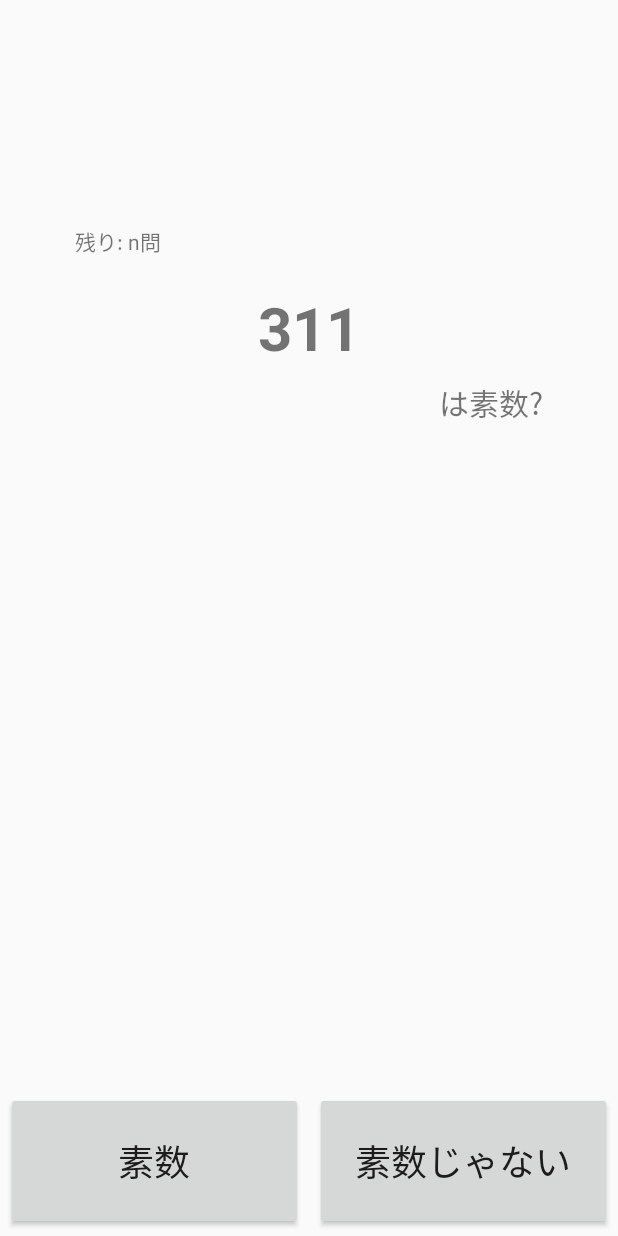
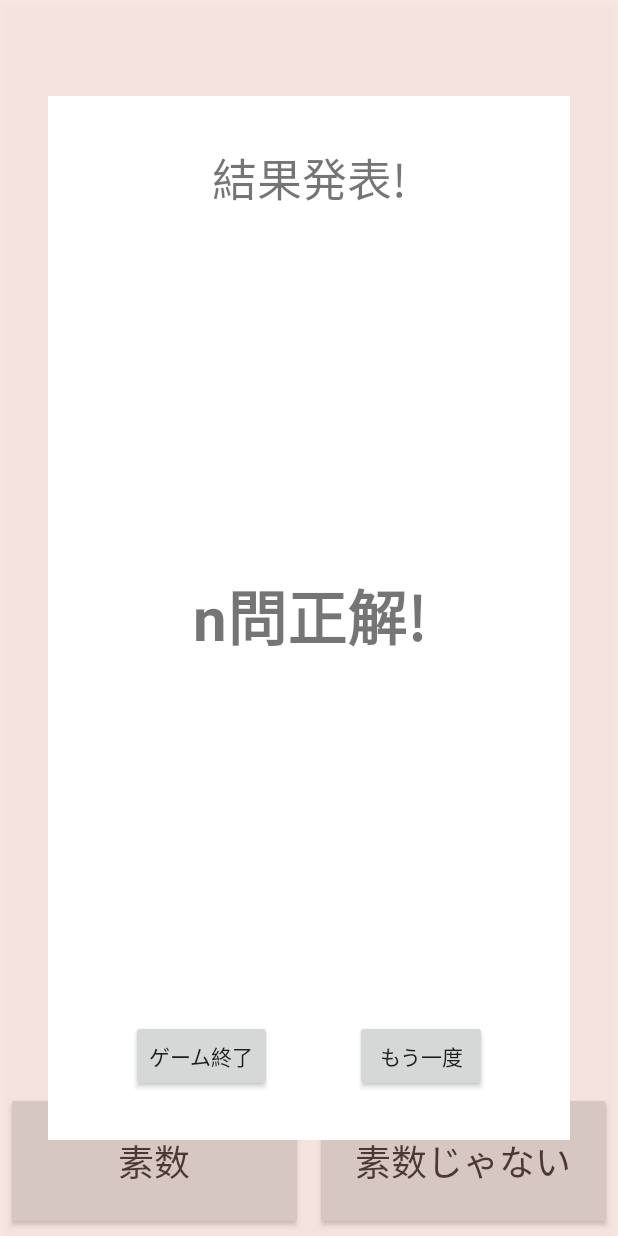
Before and after one commit to mona-apk/LiT-Application, an Android app: the layout activity_main.xml on its own in the app's theme, with its tools: preview values and no code run, on a phone screen of 412 x 824 dp. Run offline under Robolectric (Android 15) with nearby library versions, the light colour scheme and no system bars.

Commit message:
prime-style/feat: ゲームレイアウトの調整/ゲーム終了ボタンの追加

```diff
--- a/primequize/src/main/res/layout/activity_main.xml
+++ b/primequize/src/main/res/layout/activity_main.xml
@@ -72,7 +72,7 @@
         android:layout_height="match_parent"
         android:background="#33FFAB91"
         android:elevation="4dp"
-        android:visibility="gone"
+        android:visibility="visible"
         app:layout_constraintBottom_toBottomOf="parent"
         app:layout_constraintEnd_toEndOf="parent"
         app:layout_constraintStart_toStartOf="parent"
@@ -99,7 +99,8 @@
                 android:text="もう一度"
                 app:layout_constraintBottom_toBottomOf="parent"
                 app:layout_constraintEnd_toEndOf="parent"
-                app:layout_constraintStart_toStartOf="parent" />
+                app:layout_constraintHorizontal_bias="0.5"
+                app:layout_constraintStart_toEndOf="@+id/endButton" />
 
             <TextView
                 android:id="@+id/resultTV"
@@ -123,6 +124,17 @@
                 app:layout_constraintEnd_toEndOf="parent"
                 app:layout_constraintStart_toStartOf="parent"
                 app:layout_constraintTop_toBottomOf="@+id/resultTV" />
+
+            <Button
+                android:id="@+id/endButton"
+                android:layout_width="wrap_content"
+                android:layout_height="wrap_content"
+                android:layout_marginBottom="32dp"
+                android:text="ゲーム終了"
+                app:layout_constraintBottom_toBottomOf="parent"
+                app:layout_constraintEnd_toStartOf="@+id/restartButton"
+                app:layout_constraintHorizontal_bias="0.5"
+                app:layout_constraintStart_toStartOf="parent" />
         </androidx.constraintlayout.widget.ConstraintLayout>
     </androidx.constraintlayout.widget.ConstraintLayout>
 
```
Also changed, not shown: primequize/src/main/java/com/kamiapk/primequize/MainActivity.kt (+12 -1 lines).
